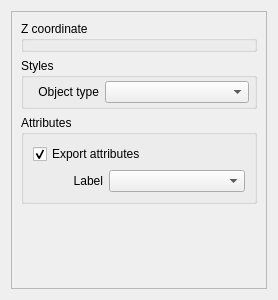
minorua/Qgis2threejs, file ui/vectorproperties.ui: the form before one commit.
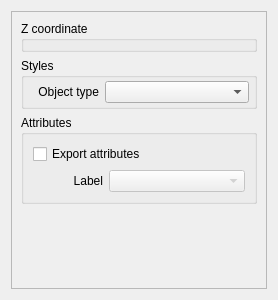
The form after the commit.

Commit message: do not check export attributes option by default

```diff
--- a/ui/vectorproperties.ui
+++ b/ui/vectorproperties.ui
@@ -134,7 +134,7 @@
                <string>Export attributes</string>
               </property>
               <property name="checked">
-               <bool>true</bool>
+               <bool>false</bool>
               </property>
              </widget>
             </item>
@@ -160,6 +160,9 @@
             </item>
             <item row="0" column="1">
              <widget class="QComboBox" name="comboBox_Label">
+              <property name="enabled">
+               <bool>false</bool>
+              </property>
               <property name="sizePolicy">
                <sizepolicy hsizetype="Expanding" vsizetype="Fixed">
                 <horstretch>0</horstretch>
```
The commit also changes 1 other file.
